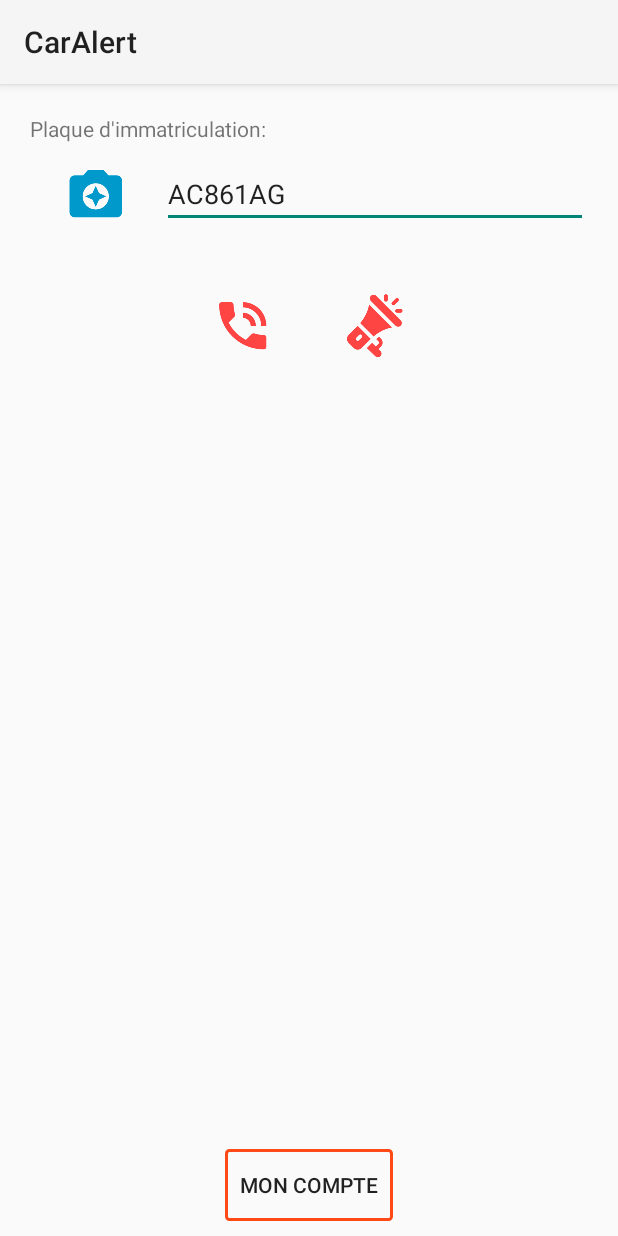
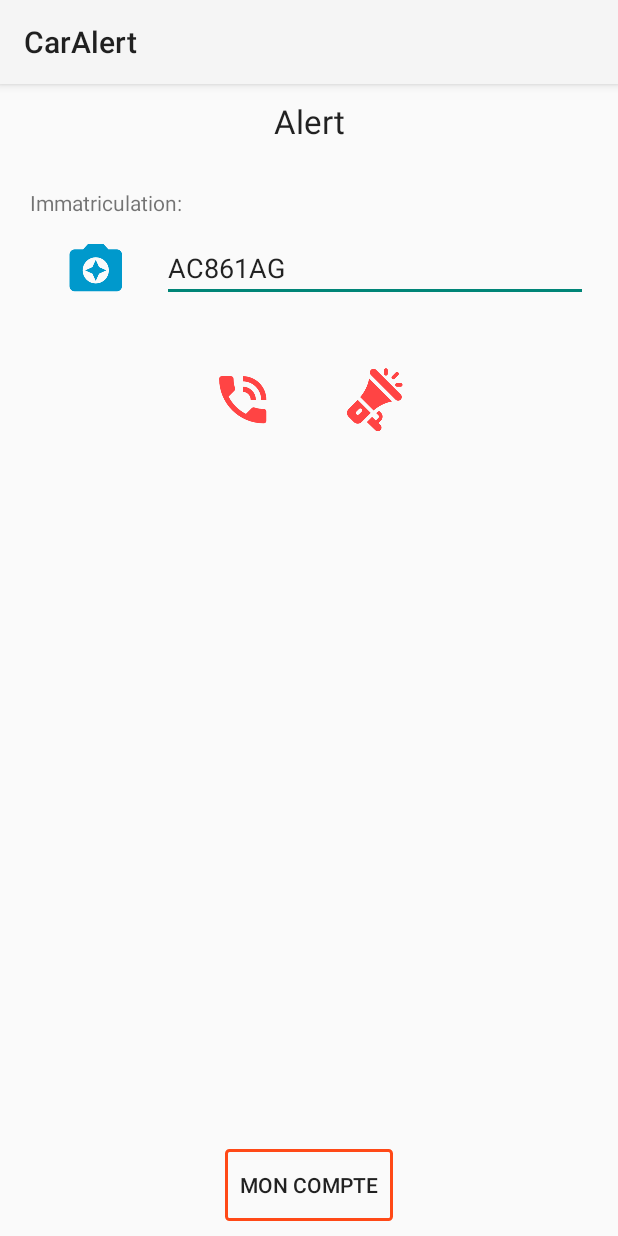
Before and after one commit to cedleg/CarAlert, an Android app: the screen it shows after launch (MainActivity), on a phone screen of 412 x 824 dp. Run offline under Robolectric (Android 15) with nearby library versions, the phone set to English and light mode, and no system bars.

```diff
--- a/app/src/main/java/com/cedleg/caralert/MainActivity.java
+++ b/app/src/main/java/com/cedleg/caralert/MainActivity.java
@@ -1,8 +1,8 @@
 package com.cedleg.caralert;
 
 import android.content.Intent;
+import android.os.Bundle;
 import android.support.v7.app.AppCompatActivity;
-import android.os.Bundle;
 import android.support.v7.widget.AppCompatEditText;
 import android.view.View;
 import android.widget.Toast;
@@ -48,7 +48,7 @@ public class MainActivity extends AppCompatActivity {
                     Toast.makeText(MainActivity.this, result,Toast.LENGTH_LONG).show();
                 }
                 else{
-                    Toast.makeText(MainActivity.this, "Failed result",Toast.LENGTH_SHORT).show();
+                    Toast.makeText(MainActivity.this, R.string.wrong_format, Toast.LENGTH_SHORT).show();
                 }
             }
         };
@@ -57,7 +57,7 @@ public class MainActivity extends AppCompatActivity {
             HttpJsonParser client = new HttpJsonParser(this, url, postTaskListener);
             client.execute();
         } else {
-            Toast.makeText(MainActivity.this, "Incorrect immatriculation format\nXX000XX",Toast.LENGTH_SHORT).show();
+            Toast.makeText(MainActivity.this, R.string.wrong_immatriculation, Toast.LENGTH_SHORT).show();
         }
 
     }
--- a/app/src/main/res/layout/activity_compte.xml
+++ b/app/src/main/res/layout/activity_compte.xml
@@ -1,6 +1,5 @@
 <?xml version="1.0" encoding="utf-8"?>
 <RelativeLayout xmlns:android="http://schemas.android.com/apk/res/android"
-    xmlns:app="http://schemas.android.com/apk/res-auto"
     xmlns:tools="http://schemas.android.com/tools"
     android:id="@+id/racine"
     android:layout_width="match_parent"
@@ -13,7 +12,7 @@
         android:layout_height="wrap_content"
         android:gravity="center_horizontal"
         android:padding="10dp"
-        android:text="Compte"
+        android:text="@string/account"
         android:textAppearance="@android:style/TextAppearance.DeviceDefault.Large"/>
 
     <LinearLayout
--- a/app/src/main/res/layout/activity_main.xml
+++ b/app/src/main/res/layout/activity_main.xml
@@ -1,23 +1,32 @@
 <?xml version="1.0" encoding="utf-8"?>
 <RelativeLayout xmlns:android="http://schemas.android.com/apk/res/android"
-    xmlns:app="http://schemas.android.com/apk/res-auto"
     xmlns:tools="http://schemas.android.com/tools"
     android:layout_width="match_parent"
     android:layout_height="match_parent"
     tools:context=".MainActivity">
 
+    <android.support.v7.widget.AppCompatTextView
+        android:id="@+id/tvTitleAlert"
+        android:layout_width="match_parent"
+        android:layout_height="wrap_content"
+        android:gravity="center_horizontal"
+        android:padding="10dp"
+        android:text="@string/title_alert"
+        android:textAppearance="@android:style/TextAppearance.DeviceDefault.Large" />
+
     <LinearLayout
         android:id="@+id/layoutPI"
         android:layout_width="match_parent"
         android:layout_height="wrap_content"
-        android:layout_below="@+id/tvTitleCompte"
+        android:layout_below="@+id/tvTitleAlert"
         android:padding="20dp"
         android:orientation="vertical">
+
         <android.support.v7.widget.AppCompatTextView
             android:id="@+id/tvPI"
             android:layout_width="wrap_content"
             android:layout_height="wrap_content"
-            android:text="Plaque d'immatriculation:" />
+            android:text="@string/immatriculation" />
         <LinearLayout
             android:layout_width="match_parent"
             android:layout_height="wrap_content"
--- a/app/src/main/res/values/strings.xml
+++ b/app/src/main/res/values/strings.xml
@@ -1,4 +1,12 @@
 <resources>
     <string name="app_name">CarAlert</string>
     <string name="btn_compte">Mon compte</string>
+
+    <string name="failed_result">Failed result</string>
+    <string name="wrong_format">Incorrect format data</string>
+    <string name="wrong_immatriculation">Incorrect immatriculation format XX000XX</string>
+    <string name="wrong_phonenumber">incorrect phone number format 0600000000 or 0700000000</string>
+    <string name="account">Account</string>
+    <string name="immatriculation">Immatriculation:</string>
+    <string name="title_alert">Alert</string>
 </resources>
```
Also changed, not shown: app/src/main/java/com/cedleg/caralert/CompteActivity.java (+6 -26 lines).
